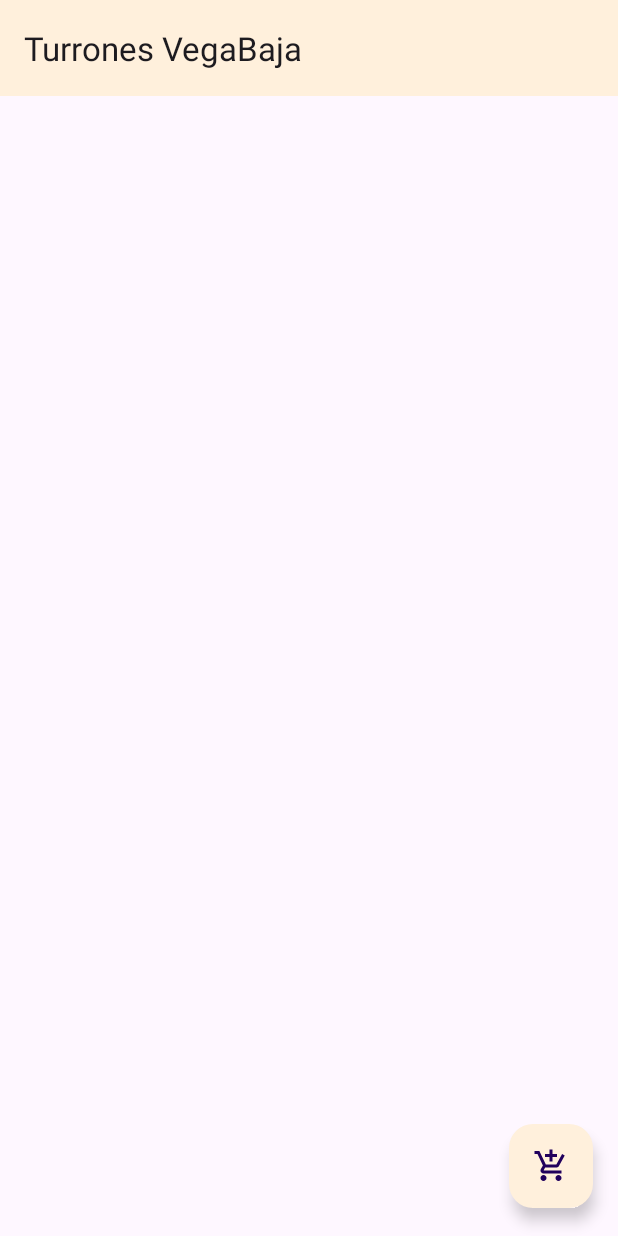
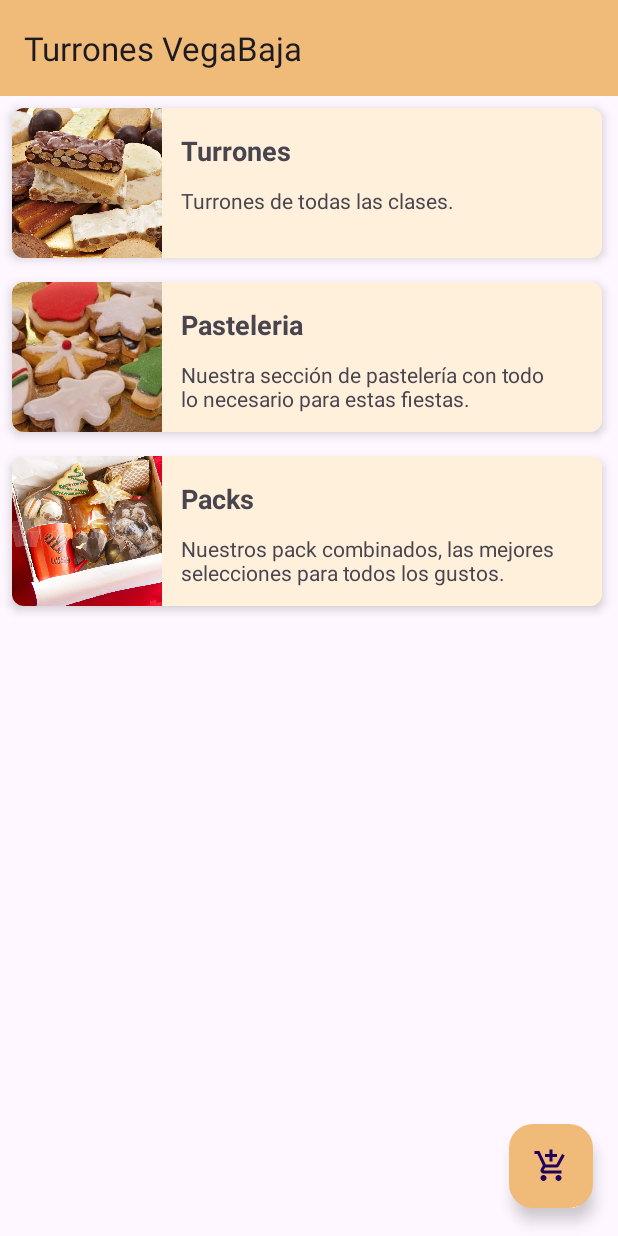
Before and after one commit to navfer/turrones-clasico, an Android app: the screen it shows after launch (MainActivity), on a phone screen of 412 x 824 dp. Run offline under Robolectric (Android 15) with nearby library versions, the phone set to English and light mode, and no system bars.

Commit message:
created category card

```diff
--- a/app/src/main/java/com/navfer/turronesvegabajaclasico/Categoria.kt
+++ b/app/src/main/java/com/navfer/turronesvegabajaclasico/Categoria.kt
@@ -6,16 +6,22 @@
  */
 data class Categoria(
     var nombre: String,
-    var imagen: String, //El parámetro es la dirección de la imagen
+    var imagen: Int,
     var descripcion: String,
     var estado: Boolean,
     val productos: MutableList<Producto> = mutableListOf(),
     val subcategorias: MutableList<Categoria> = mutableListOf()
 ) {
-    init {
-        Categoria("Turrones","res/drawable/turron_imagen.jpg","Turrones",true)
-        Categoria("Pasteleria","res/drawable/pasteleria_imagen.jpg","Pastelería",true)
-        Categoria("Packs","res/drawable/pack_imagen.jpg","Pack combinados",true)
+    companion object {
+        val listaCategorias = mutableListOf<Categoria>()
+
+        init {
+            listaCategorias.add(Categoria("Turrones", R.drawable.turron_imagen, "Turrones de todas las clases.", true))
+            listaCategorias.add(Categoria("Pasteleria", R.drawable.pasteleria_imagen, "Nuestra sección de pastelería con todo lo necesario para estas fiestas.", true))
+            listaCategorias.add(Categoria("Packs", R.drawable.pack_imagen, "Nuestros pack combinados, las mejores selecciones para todos los gustos.", true))
+        }
+
+        fun getCategorias(): List<Categoria> = listaCategorias
     }
 
     fun addProducto(producto: Producto) {
@@ -26,5 +32,4 @@
     fun addSubcategoria(subcategoria: Categoria) {
         subcategorias.add(subcategoria)
     }
-
 }
--- a/app/src/main/java/com/navfer/turronesvegabajaclasico/CategoriaAdaptador.kt
+++ b/app/src/main/java/com/navfer/turronesvegabajaclasico/CategoriaAdaptador.kt
@@ -34,7 +34,11 @@
 
 
     override fun onBindViewHolder(holder: ViewHolder, position: Int) {
+        val categoria = categorias[position]
 
+        holder.nombre.text = categoria.nombre
+        holder.descripcion.text = categoria.descripcion
+        holder.imagen.setImageResource(categoria.imagen)
     }
 
 }
--- a/app/src/main/java/com/navfer/turronesvegabajaclasico/MainFragment.kt
+++ b/app/src/main/java/com/navfer/turronesvegabajaclasico/MainFragment.kt
@@ -5,6 +5,10 @@
 import android.view.LayoutInflater
 import android.view.View
 import android.view.ViewGroup
+import android.widget.LinearLayout
+import androidx.recyclerview.widget.GridLayoutManager
+import androidx.recyclerview.widget.LinearLayoutManager
+import androidx.recyclerview.widget.RecyclerView
 
 
 class MainFragment : Fragment() {
@@ -19,4 +23,21 @@
         // Inflate the layout for this fragment
         return inflater.inflate(R.layout.fragment_main, container, false)
     }
+
+    override fun onViewCreated(view: View, savedInstanceState: Bundle?) {
+        super.onViewCreated(view, savedInstanceState)
+        val recyclerView: RecyclerView = view.findViewById(R.id.recyclerView)
+
+        //Configuración del recyclerView
+        val categorias = Categoria.getCategorias()
+        val adaptador = CategoriaAdaptador(categorias)
+
+        /*
+        LinearLayoutManager -> lista vertical
+        GridLayoutManager -> cuadrícula
+         */
+        val layoutManager = LinearLayoutManager(requireContext())
+        recyclerView.layoutManager = layoutManager
+        recyclerView.adapter = adaptador
+    }
 }
--- a/app/src/main/res/layout/card_categoria.xml
+++ b/app/src/main/res/layout/card_categoria.xml
@@ -11,47 +11,45 @@
 
     <androidx.constraintlayout.widget.ConstraintLayout
         android:layout_width="match_parent"
-        android:layout_height="match_parent"
+        android:layout_height="wrap_content"
         android:background="@color/secundario">
 
 
         <ImageView
             android:id="@+id/imagenCategoria"
-            android:layout_width="wrap_content"
-            android:layout_height="wrap_content"
+            android:layout_width="100dp"
+            android:layout_height="100dp"
+            android:scaleType="centerCrop"
             app:layout_constraintBottom_toBottomOf="parent"
-            app:layout_constraintEnd_toEndOf="parent"
-            app:layout_constraintHorizontal_bias="0.0"
             app:layout_constraintStart_toStartOf="parent"
-            app:layout_constraintTop_toTopOf="parent"
-            app:layout_constraintVertical_bias="0.0"
-            tools:srcCompat="@tools:sample/avatars" />
+            app:layout_constraintTop_toTopOf="parent" />
 
         <TextView
             android:id="@+id/nombreCategoria"
             android:layout_width="201dp"
             android:layout_height="22dp"
-            android:text="Nombre"
+            android:text="Nombre categoría :)"
+            android:textSize="18sp"
+            android:textStyle="bold"
             app:layout_constraintBottom_toBottomOf="parent"
             app:layout_constraintEnd_toEndOf="parent"
-            app:layout_constraintHorizontal_bias="0.726"
+            app:layout_constraintHorizontal_bias="0.587"
             app:layout_constraintStart_toStartOf="parent"
             app:layout_constraintTop_toTopOf="parent"
-            app:layout_constraintVertical_bias="0.15"
-            android:textStyle="bold"
-            android:textSize="16sp"/>
+            app:layout_constraintVertical_bias="0.205" />
 
         <TextView
             android:id="@+id/descripcionCategoria"
-            android:layout_width="200dp"
-            android:layout_height="49dp"
-            android:text="Esta va a ser la descripcion de la categoría"
+            android:layout_width="254dp"
+            android:layout_height="43dp"
+            android:layout_marginTop="14dp"
+            android:text="Esta va a ser la descripcion de la categoría."
             app:layout_constraintBottom_toBottomOf="parent"
             app:layout_constraintEnd_toEndOf="parent"
-            app:layout_constraintHorizontal_bias="0.723"
+            app:layout_constraintHorizontal_bias="0.808"
             app:layout_constraintStart_toStartOf="parent"
-            app:layout_constraintTop_toTopOf="parent"
-            app:layout_constraintVertical_bias="0.658" />
+            app:layout_constraintTop_toBottomOf="@+id/nombreCategoria"
+            app:layout_constraintVertical_bias="0.0" />
 
 
     </androidx.constraintlayout.widget.ConstraintLayout>
--- a/app/src/main/res/layout/fragment_main.xml
+++ b/app/src/main/res/layout/fragment_main.xml
@@ -3,17 +3,20 @@
     xmlns:app="http://schemas.android.com/apk/res-auto"
     xmlns:tools="http://schemas.android.com/tools"
     android:layout_width="match_parent"
-    android:layout_height="match_parent"
+    android:layout_height="wrap_content"
     tools:context=".MainFragment">
 
     <androidx.constraintlayout.widget.ConstraintLayout
         android:layout_width="match_parent"
-        android:layout_height="match_parent">
+        android:layout_height="wrap_content">
 
         <androidx.recyclerview.widget.RecyclerView
+
+            android:id="@+id/recyclerView"
             android:layout_width="409dp"
-            android:layout_height="729dp"
+            android:layout_height="wrap_content"
             tools:layout_editor_absoluteX="1dp"
-            tools:layout_editor_absoluteY="1dp" />
+            tools:layout_editor_absoluteY="1dp"
+            tools:ignore="MissingConstraints" />
     </androidx.constraintlayout.widget.ConstraintLayout>
 </FrameLayout>
--- a/app/src/main/res/values/colors.xml
+++ b/app/src/main/res/values/colors.xml
@@ -2,8 +2,8 @@
 <resources>
     <color name="black">#131010</color>
     <color name="white">#FFFFFFFF</color>
-    <color name="principal">#FFF0DC</color>
-    <color name="secundario">#F0BB78</color>
+    <color name="principal">#F0BB78</color>
+    <color name="secundario">#FFF0DC</color>
     <color name="oscuro">#543A14</color>
 
 </resources>
```
